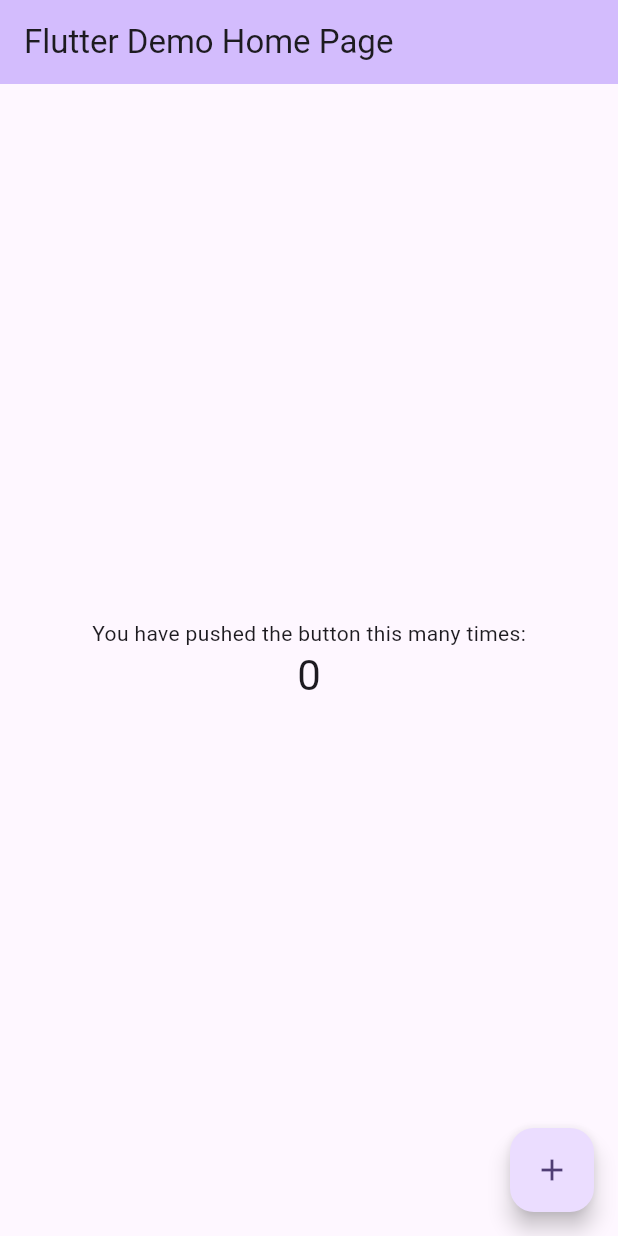
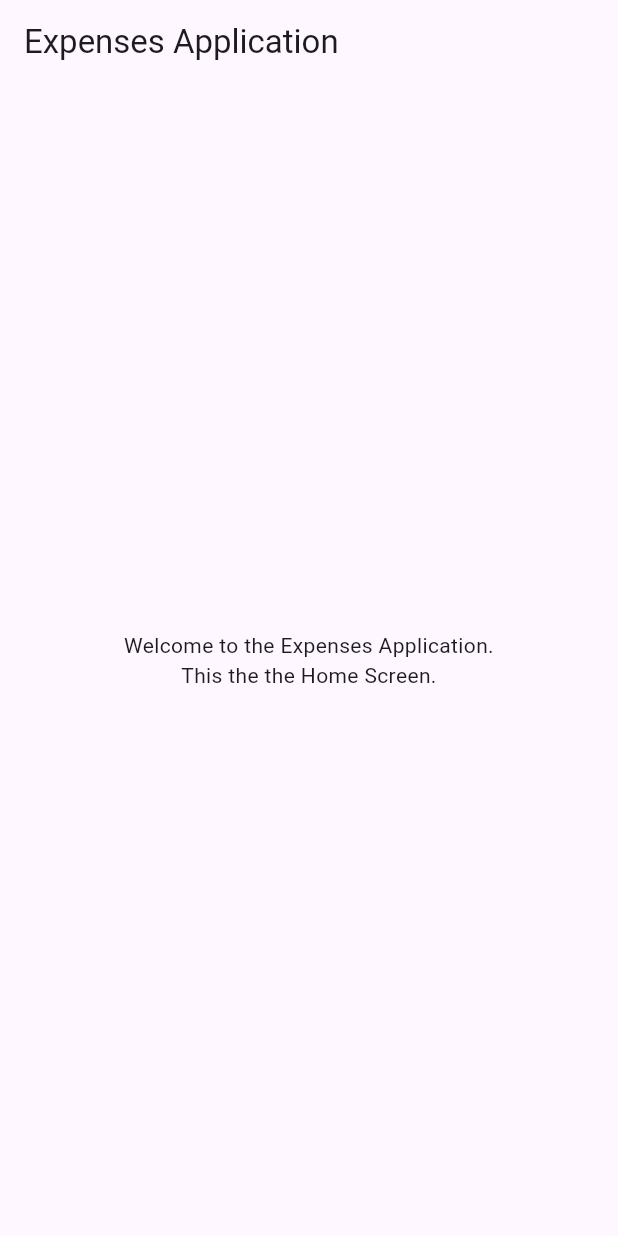
Before and after one commit to saurabhbhoir11/flutter_expense_App, a Flutter app: the screen it shows after launch, on a phone screen of 412 x 824 dp. Run offline on Flutter 3.47's test engine with Material 3 defaults, Android fonts, the phone set to English and light mode, and no system bars.

Commit message:
added expense model

```diff
--- /dev/null
+++ b/lib/expenses_app/models/expense.dart
@@ -0,0 +1,20 @@
+import 'package:uuid/uuid.dart';
+
+const uuid = Uuid();
+
+enum Category { food, travel, leisure, work }
+
+class Expense {
+  Expense({
+    required this.title,
+    required this.amount,
+    required this.date,
+    required this.category,
+  }) : id = uuid.v4();
+
+  final String id;
+  final String title;
+  final double amount;
+  final DateTime date;
+  final Category category;
+}
--- /dev/null
+++ b/lib/expenses_app/screens/expenses_screen.dart
@@ -0,0 +1,48 @@
+import 'package:flutter/material.dart';
+import 'package:expence_app/expenses_app/models/expense.dart';
+
+class ExpensesScreen extends StatefulWidget {
+  const ExpensesScreen({super.key});
+
+  @override
+  State<ExpensesScreen> createState() {
+    return _ExpensesScreenState();
+  }
+}
+
+class _ExpensesScreenState extends State<ExpensesScreen> {
+  final List<Expense> _registeredExpenses = [
+    Expense(
+      title: 'expense1',
+      amount: 100,
+      date: DateTime.now(),
+      category: Category.travel,
+    ),
+    Expense(
+      title: 'expense2',
+      amount: 200,
+      date: DateTime.now(),
+      category: Category.food,
+    ),
+  ];
+
+  @override
+  Widget build(BuildContext context) {
+    return Expanded(
+      child: Scaffold(
+        appBar: AppBar(title: Text('Expenses Application')),
+        body: Column(
+          crossAxisAlignment: CrossAxisAlignment.stretch,
+          mainAxisAlignment: MainAxisAlignment.center,
+          children: [
+            Text(
+              'Welcome to the Expenses Application.',
+              textAlign: TextAlign.center,
+            ),
+            Text('This the the Home Screen.', textAlign: TextAlign.center),
+          ],
+        ),
+      ),
+    );
+  }
+}
--- a/lib/main.dart
+++ b/lib/main.dart
@@ -1,67 +1,6 @@
-import 'package:flutter/material.dart';
+import "package:expence_app/expenses_app/screens/expenses_screen.dart";
+import "package:flutter/material.dart";
 
 void main() {
-  runApp(const MyApp());
+  runApp(MaterialApp(home: ExpensesScreen()));
 }
-
-class MyApp extends StatelessWidget {
-  const MyApp({super.key});
-
-  @override
-  Widget build(BuildContext context) {
-    return MaterialApp(
-      debugShowCheckedModeBanner: false,
-      title: 'Flutter Demo',
-      theme: ThemeData(
-        colorScheme: ColorScheme.fromSeed(seedColor: Colors.deepPurple),
-      ),
-      home: const MyHomePage(title: 'Flutter Demo Home Page'),
-    );
-  }
-}
-
-class MyHomePage extends StatefulWidget {
-  const MyHomePage({super.key, required this.title});
-
-  final String title;
-
-  @override
-  State<MyHomePage> createState() => _MyHomePageState();
-}
-
-class _MyHomePageState extends State<MyHomePage> {
-  int _counter = 0;
-
-  void _incrementCounter() {
-    setState(() {
-      _counter++;
-    });
-  }
-
-  @override
-  Widget build(BuildContext context) {
-    return Scaffold(
-      appBar: AppBar(
-        backgroundColor: Theme.of(context).colorScheme.inversePrimary,
-        title: Text(widget.title),
-      ),
-      body: Center(
-        child: Column(
-          mainAxisAlignment: MainAxisAlignment.center,
-          children: <Widget>[
-            const Text('You have pushed the button this many times:'),
-            Text(
-              '$_counter',
-              style: Theme.of(context).textTheme.headlineMedium,
-            ),
-          ],
-        ),
-      ),
-      floatingActionButton: FloatingActionButton(
-        onPressed: _incrementCounter,
-        tooltip: 'Increment',
-        child: const Icon(Icons.add),
-      ),
-    );
-  }
-}
--- a/pubspec.yaml
+++ b/pubspec.yaml
@@ -34,6 +34,7 @@ dependencies:
   # The following adds the Cupertino Icons font to your application.
   # Use with the CupertinoIcons class for iOS style icons.
   cupertino_icons: ^1.0.8
+  uuid: ^4.5.1
 
 dev_dependencies:
   flutter_test:
```
Also changed, not shown: pubspec.lock.
